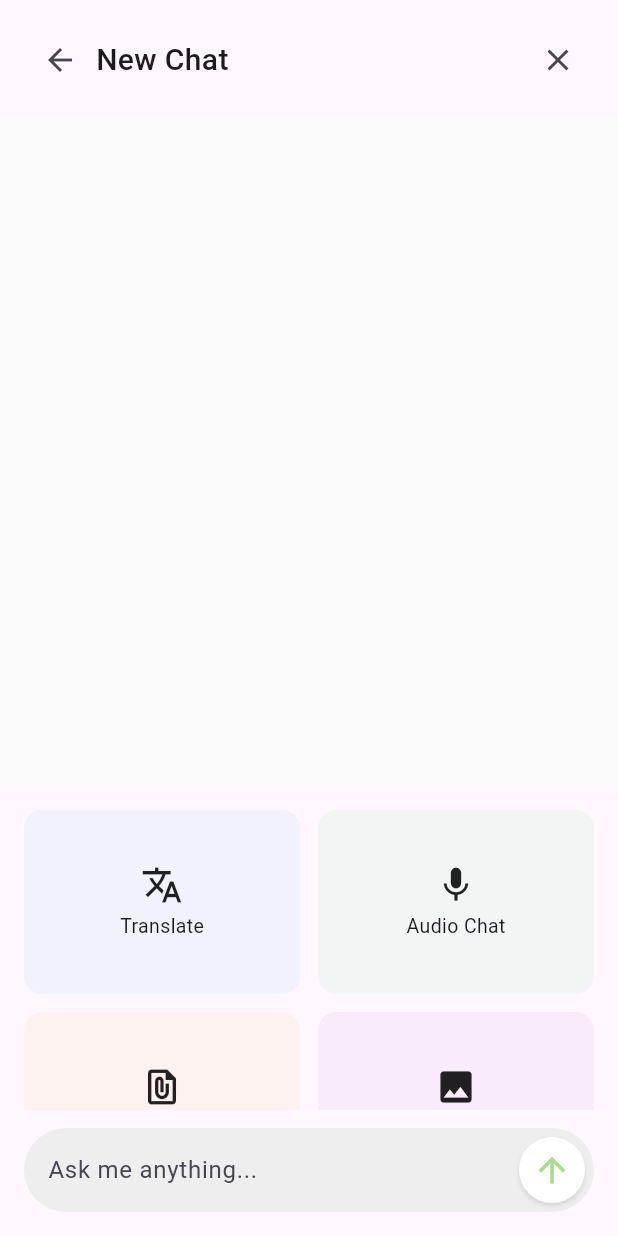
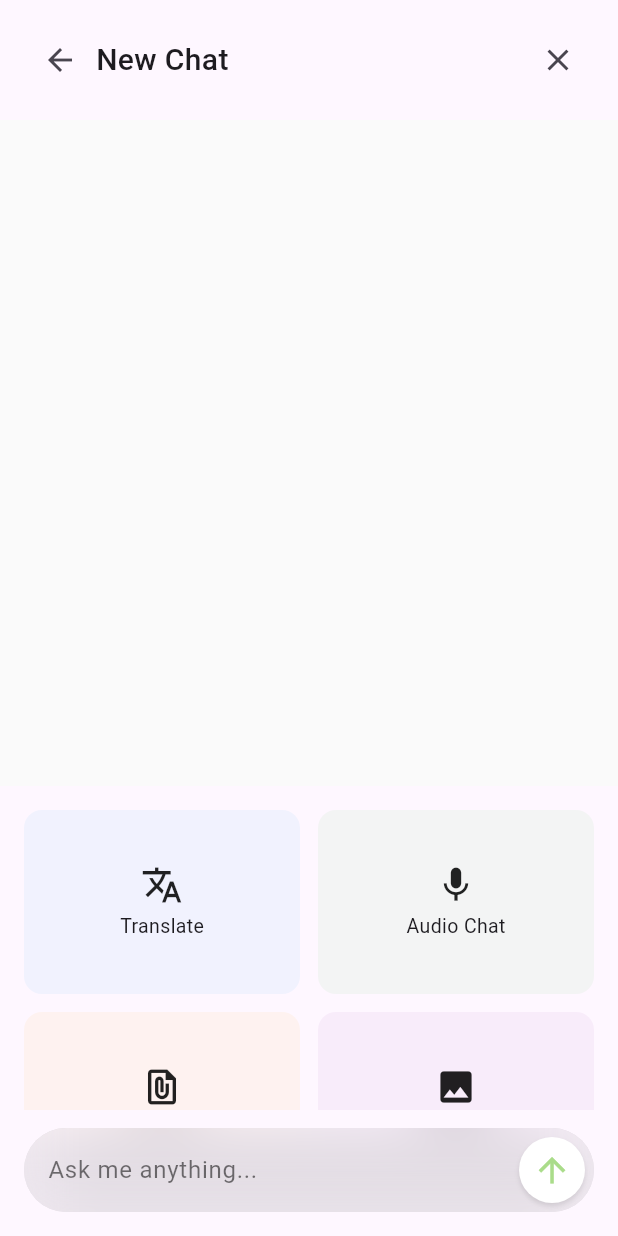
Before and after one commit to Onion99/QianBaiDu, a Flutter app: the screen it shows after launch, on a phone screen of 412 x 824 dp. Run offline on Flutter 3.47's test engine with Material 3 defaults, Android fonts, the phone set to English and light mode, and no system bars; our stand-ins replace logger, universal_platform.

Commit message:
简化-聊天构建-input

```diff
--- a/lib/common/theme/colors.dart
+++ b/lib/common/theme/colors.dart
@@ -5,6 +5,7 @@ import 'package:flutter/material.dart';
 const Color primaryColor = Color(0xffaadc8a);
 const Color primaryGradientColor = Color(0xFFC3DCA8);
 const Color secondaryColor = Color(0xFFDAD4E2);
+const Color blackBlurColor = Color(0x26000000);
 const Color accentColor = Color(0xFF2684FC);
 const Color selectColor = Color(0xFF2684FC);
 
--- a/lib/widgets/chat/chat_detail_widget.dart
+++ b/lib/widgets/chat/chat_detail_widget.dart
@@ -1,4 +1,5 @@
 import 'package:flutter/material.dart';
+import 'dart:ui'; // 为了使用 ImageFilter
 
 import '../../common/theme/colors.dart';
 
@@ -103,11 +104,21 @@ class ChatDetailWidget extends StatelessWidget {
           // 底部输入框
           const SizedBox(height: 12),
           Container(
-            padding: const EdgeInsets.only(left: 16, right: 4, top: 4, bottom: 4),
             decoration: BoxDecoration(
-              color: Colors.grey[200],
+              color: Colors.black12,
               borderRadius: BorderRadius.circular(39),
             ),
+            child: ClipRRect(
+              borderRadius: BorderRadius.circular(39),
+              child: BackdropFilter(
+                filter: ImageFilter.blur(
+                  sigmaX: 22.0,
+                  sigmaY: 22.0,
+                  tileMode: TileMode.decal
+                ),
+                child: Container(
+                  padding: const EdgeInsets.only(left: 16, right: 4, top: 4, bottom: 4),
+                  //color: Colors.transparent,
                   child: Row(
                     children: [
                       const Expanded(
@@ -115,6 +126,9 @@ class ChatDetailWidget extends StatelessWidget {
                           decoration: InputDecoration(
                             border: InputBorder.none,
                             hintText: 'Ask me anything...',
+                            hintStyle: TextStyle(
+                              color: Colors.black54,
+                            ),
                           ),
                         ),
                       ),
@@ -124,6 +138,9 @@ class ChatDetailWidget extends StatelessWidget {
                         },
                       ),
                     ],
+                  ),
+                ),
+              ),
             ),
           ),
         ],
```
Lines whose indentation alone changed are shown as unchanged.
